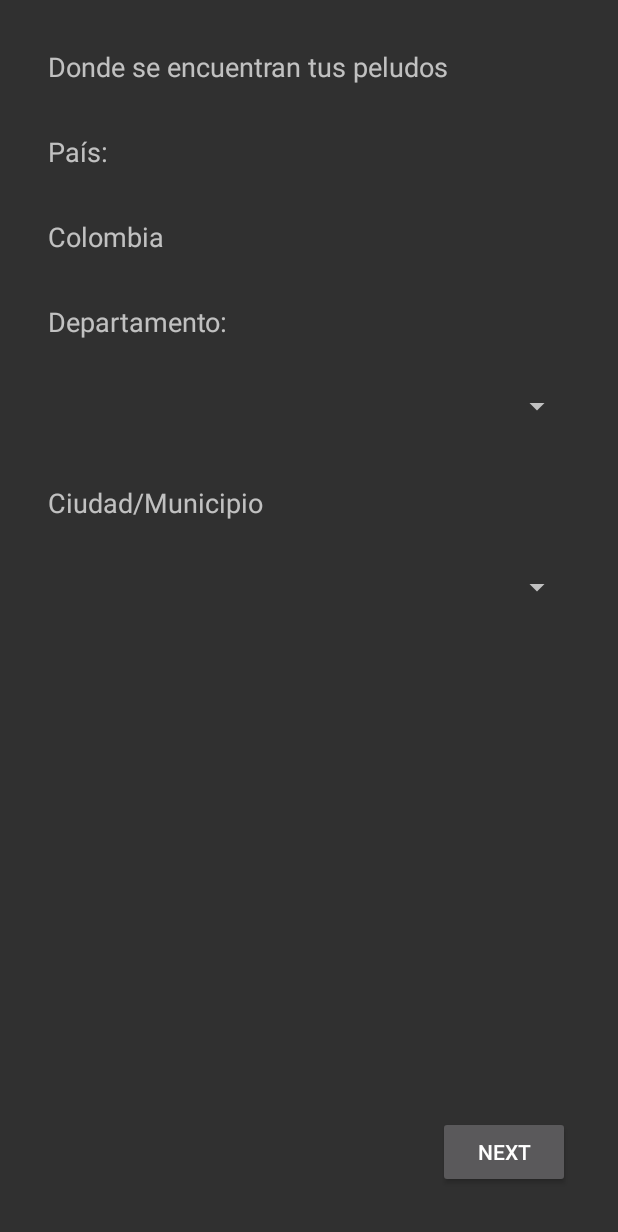
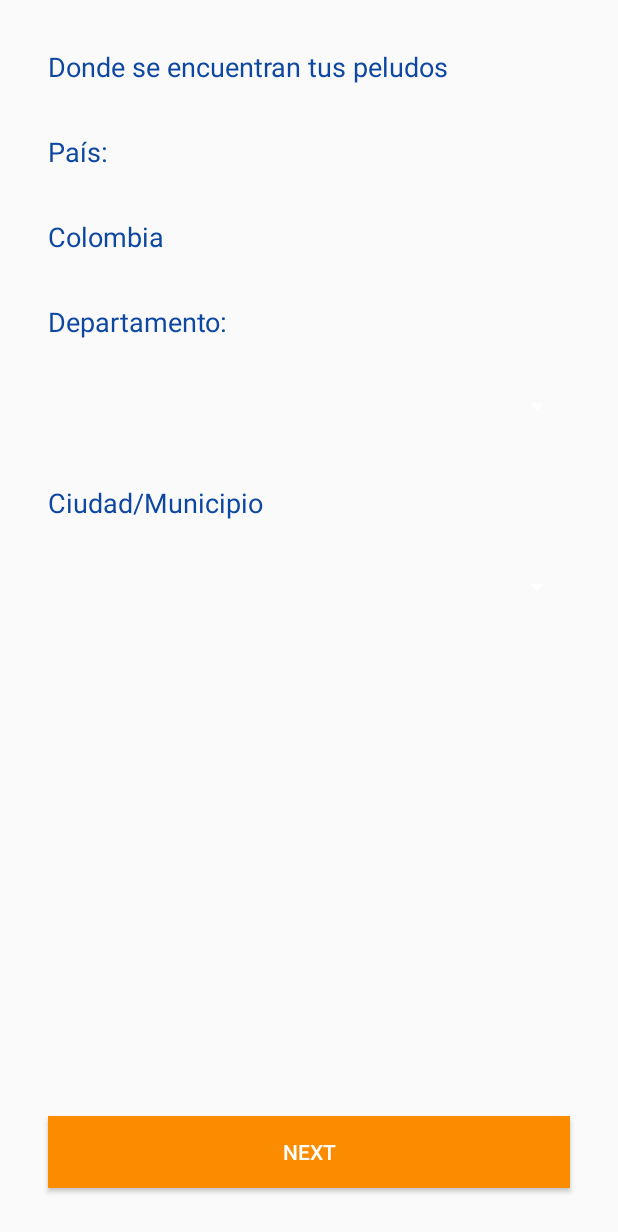
Before and after one commit to Marodriguezfu/Appet2, an Android app: the layout activity_registro1.xml on its own in the app's theme, with its tools: preview values and no code run, on a phone screen of 412 x 824 dp. Shown: the top 1232 px of the screen. Run offline under Robolectric (Android 15) with nearby library versions, the light colour scheme and no system bars.

Commit message:
Se ponen los colores institucionales en registro

```diff
--- a/app/src/main/res/layout/activity_registro1.xml
+++ b/app/src/main/res/layout/activity_registro1.xml
@@ -4,6 +4,7 @@
     xmlns:tools="http://schemas.android.com/tools"
     android:layout_width="match_parent"
     android:layout_height="match_parent"
+    android:background="#FAFAFA"
     tools:context=".Registro1Activity">
 
     <TextView
@@ -13,6 +14,7 @@
         android:layout_marginStart="32dp"
         android:layout_marginTop="32dp"
         android:text="Donde se encuentran tus peludos"
+        android:textColor="@color/colorPrimaryDark"
         android:textSize="18sp"
         app:layout_constraintStart_toStartOf="parent"
         app:layout_constraintTop_toTopOf="parent" />
@@ -24,6 +26,7 @@
         android:layout_marginStart="32dp"
         android:layout_marginTop="32dp"
         android:text="País: "
+        android:textColor="@color/colorPrimaryDark"
         android:textSize="18sp"
         app:layout_constraintStart_toStartOf="parent"
         app:layout_constraintTop_toBottomOf="@+id/textInicial" />
@@ -34,9 +37,10 @@
         android:layout_height="wrap_content"
         android:layout_marginStart="32dp"
         android:layout_marginTop="32dp"
+        android:backgroundTint="#9C9C9C"
         android:text="Colombia"
+        android:textColor="@color/colorPrimaryDark"
         android:textSize="18sp"
-        android:backgroundTint="#9C9C9C"
         app:layout_constraintStart_toStartOf="parent"
         app:layout_constraintTop_toBottomOf="@+id/paisText" />
 
@@ -47,19 +51,23 @@
         android:layout_marginStart="32dp"
         android:layout_marginTop="32dp"
         android:text="Departamento:"
+        android:textColor="@color/colorPrimaryDark"
         android:textSize="18sp"
         app:layout_constraintStart_toStartOf="parent"
         app:layout_constraintTop_toBottomOf="@+id/paisSelected" />
 
     <Button
         android:id="@+id/buttonNext"
-        android:layout_width="wrap_content"
+        android:layout_width="0dp"
         android:layout_height="wrap_content"
+        android:layout_marginStart="32dp"
         android:layout_marginEnd="32dp"
         android:layout_marginBottom="32dp"
+        android:background="@color/colorAccent"
         android:text="Next"
         app:layout_constraintBottom_toBottomOf="parent"
-        app:layout_constraintEnd_toEndOf="parent" />
+        app:layout_constraintEnd_toEndOf="parent"
+        app:layout_constraintStart_toStartOf="parent" />
 
     <Spinner
         android:id="@+id/spinnerDepto"
@@ -67,6 +75,7 @@
         android:layout_height="wrap_content"
         android:layout_marginStart="32dp"
         android:layout_marginTop="32dp"
+        android:textColor="@color/colorPrimaryDark"
         app:layout_constraintStart_toStartOf="parent"
         app:layout_constraintTop_toBottomOf="@+id/deptoTExt" />
 
@@ -85,6 +94,7 @@
         android:layout_height="wrap_content"
         android:layout_marginStart="32dp"
         android:layout_marginTop="32dp"
+        android:textColor="@color/colorPrimaryDark"
         app:layout_constraintStart_toStartOf="parent"
         app:layout_constraintTop_toBottomOf="@+id/ciudadMunicipioText" />
 
@@ -94,10 +104,10 @@
         android:layout_height="wrap_content"
         android:layout_marginStart="32dp"
         android:layout_marginTop="40dp"
+        android:text="Ciudad/Municipio"
+        android:textColor="@color/colorPrimaryDark"
         android:textSize="18sp"
-        android:text="Ciudad/Municipio"
         app:layout_constraintStart_toStartOf="parent"
-        app:layout_constraintTop_toBottomOf="@+id/spinnerDepto"
-         />
+        app:layout_constraintTop_toBottomOf="@+id/spinnerDepto" />
 
 </androidx.constraintlayout.widget.ConstraintLayout>
```
